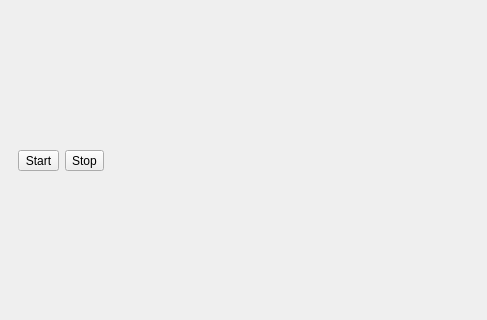
Before: the Qt Designer form mainwindow.ui in joshuaeckroth/AgileIntelligence, drawn with Qt 5; both pictures show x 0 to 487 and y 84 to 404 of the 675 by 511 pixel window.
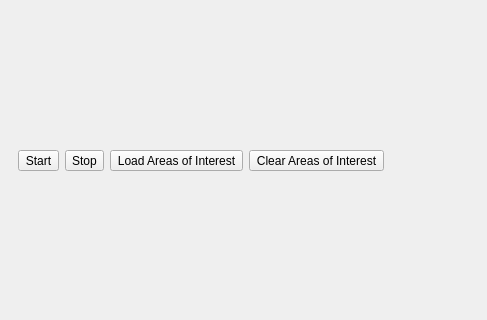
After: the same form once the commit is applied. Icons and pictures are not drawn.

Commit message: Loading areas of interest (ESRI Shapefiles) supported.

The edit to the form file:
```diff
--- a/mainwindow.ui
+++ b/mainwindow.ui
@@ -52,6 +52,46 @@
          </property>
         </widget>
        </item>
+       <item>
+        <widget class="QToolButton" name="loadAois">
+         <property name="text">
+          <string>Load Areas of Interest</string>
+         </property>
+         <property name="icon">
+          <iconset>
+           <normaloff>images/aoi-open.png</normaloff>images/aoi-open.png</iconset>
+         </property>
+         <property name="iconSize">
+          <size>
+           <width>24</width>
+           <height>24</height>
+          </size>
+         </property>
+         <property name="toolButtonStyle">
+          <enum>Qt::ToolButtonTextBesideIcon</enum>
+         </property>
+        </widget>
+       </item>
+       <item>
+        <widget class="QToolButton" name="clearAois">
+         <property name="text">
+          <string>Clear Areas of Interest</string>
+         </property>
+         <property name="icon">
+          <iconset>
+           <normaloff>images/aoi-clear.png</normaloff>images/aoi-clear.png</iconset>
+         </property>
+         <property name="iconSize">
+          <size>
+           <width>24</width>
+           <height>24</height>
+          </size>
+         </property>
+         <property name="toolButtonStyle">
+          <enum>Qt::ToolButtonTextBesideIcon</enum>
+         </property>
+        </widget>
+       </item>
        <item>
         <spacer name="horizontalSpacer">
          <property name="orientation">
```
The commit also changes 19 other files.
